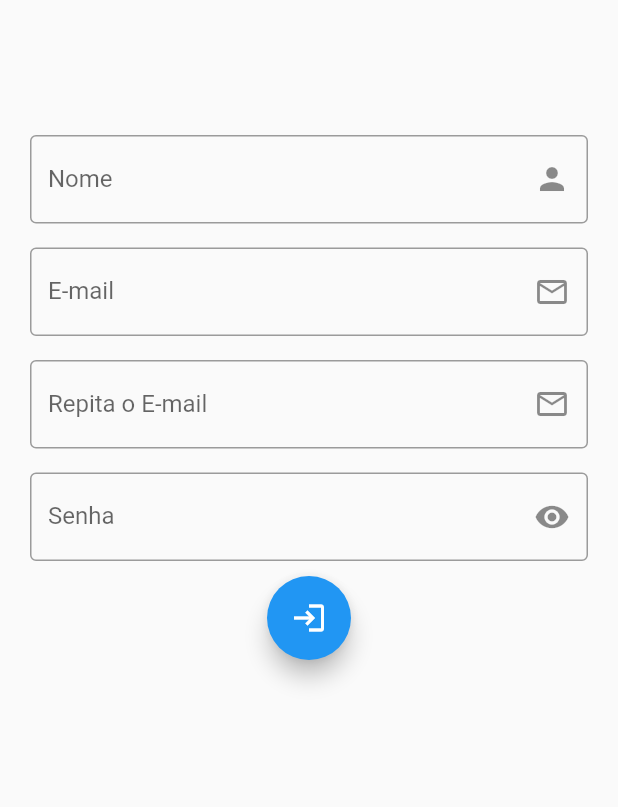
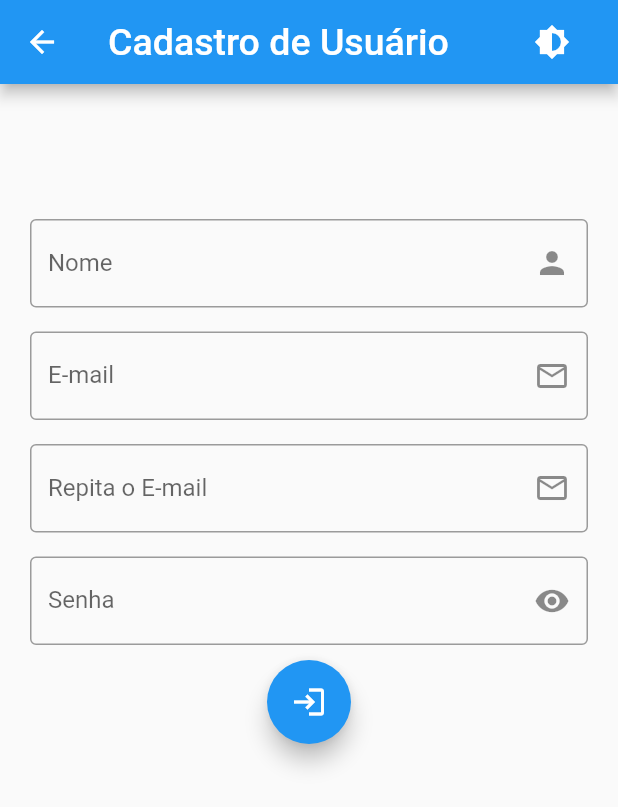
Before and after one commit to adrielrosanelli/flutter, a Flutter app: the screen it shows after launch, after a tap on "Cadastrar-se", on a phone screen of 412 x 824 dp. Shown: the top 807 px of the screen. Run offline on Flutter 3.47's test engine with Material 2 defaults, Android fonts, the phone set to English and light mode, and no system bars; drawn by our look-alikes of auto_size_text; our stand-ins replace image_picker; missing offline and left inert: qr_code_scanner.

Commit message:
Embelezando o Cadastro
Melhorando o aspecto visual do projeto

```diff
--- a/logica/lib/screen/cadastroUsuario.dart
+++ b/logica/lib/screen/cadastroUsuario.dart
@@ -1,4 +1,6 @@
+import 'package:auto_size_text/auto_size_text.dart';
 import 'package:flutter/material.dart';
+import 'package:logica/component/appController.dart';
 import 'package:logica/screen/tela.dart';
 import 'package:flutter/services.dart';
 
@@ -17,15 +19,22 @@ class _CadastroUsuarioState extends State<CadastroUsuario> {
 
     void _submit() {
     formkey.currentState.save();
-    Navigator.pushReplacement(context,
+    Navigator.push
+    (context,
         MaterialPageRoute(builder: (context) => Apresentacao()));
     // Navigator.of(context).pushNamed('/home');
   }
 
   @override
   Widget build(BuildContext context) {
-    return Material(
-      child: ListView(
+    return Scaffold(
+      appBar: _appBar(context),
+      body: _body()
+    );
+  }
+  // TODO Body
+  Widget _body(){
+    return ListView(
               children: [
           Form(
             key:formkey,
@@ -143,7 +152,36 @@ class _CadastroUsuarioState extends State<CadastroUsuario> {
 
           ],
         )),
-      ]),
-    );
+      ]);
   }
+
+// TODO Appbar
+Widget _appBar(context){
+  return AppBar(
+    title: AutoSizeText(
+                    'Cadastro de Usuário',
+                    minFontSize: 20,
+                    maxFontSize: 80,
+                    maxLines: 1,
+                    textAlign: TextAlign.end,
+                    style: TextStyle(
+                      fontSize: 80,
+                    ),),
+    actions: [
+      FlatButton(
+          onPressed: () {
+            if (AppController.instance.isDartTheme == false) {
+              AppController.instance.changeTheme();
+            } else if (AppController.instance.isDartTheme != false) {
+              AppController.instance.changeTheme();
+            }
+          },
+          child: Icon(
+            Icons.brightness_medium,
+            color: Colors.white,
+          ),
+        ),
+    ],
+  );
 }
+}
--- a/logica/lib/screen/tela.dart
+++ b/logica/lib/screen/tela.dart
@@ -37,7 +37,7 @@ class _ApresentacaoState extends State<Apresentacao> {
           child: SingleChildScrollView(
                       child: Column(
                 children: <Widget>[
-                  Padding(padding: EdgeInsets.only(top:70),
+                  Padding(padding: EdgeInsets.only(top:30),
                   child:
                   EntradaDados()
                   ,)
--- a/logica/pubspec.yaml
+++ b/logica/pubspec.yaml
@@ -30,7 +30,7 @@ dependencies:
   path:
   flutter:
     sdk: flutter
-
+  auto_size_text:
 
 
   # The following adds the Cupertino Icons font to your application.
```
Also changed, not shown: logica/pubspec.lock.
